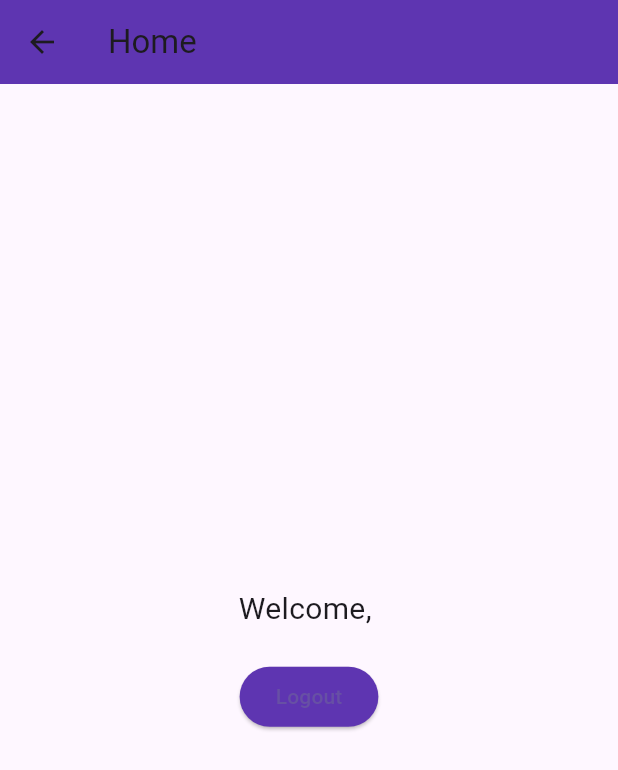
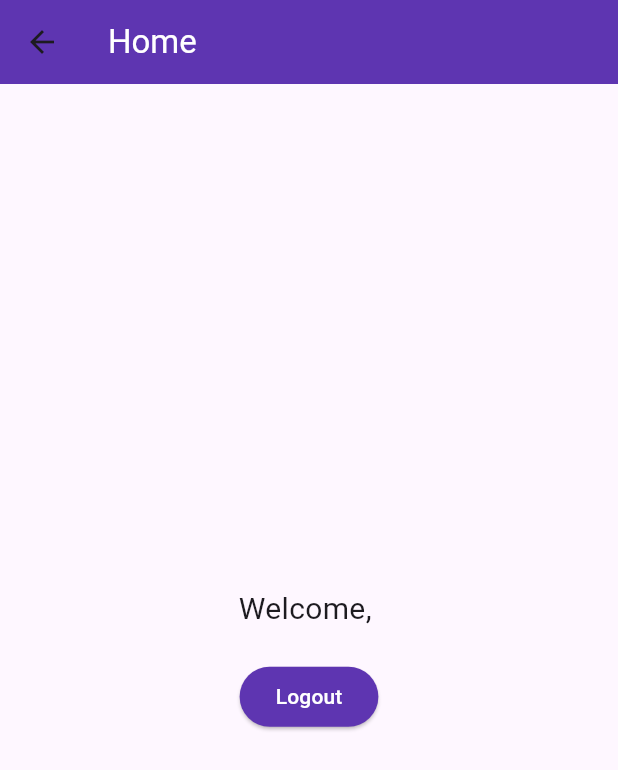
Before and after one commit to KENSEI-dev/Apps, a Flutter app: the HomeScreen screen opened by its route, on a phone screen of 412 x 824 dp. Shown: the top 770 px of the screen. Run offline on Flutter 3.47's test engine with Material 3 defaults, Android fonts, the phone set to English and light mode, and no system bars; our stand-ins replace flutter_secure_storage; accounts and stored records are empty.

Commit message:
Updating UI

```diff
--- a/lib/screens/home_screen.dart
+++ b/lib/screens/home_screen.dart
@@ -9,7 +9,7 @@ class HomeScreen extends StatelessWidget {
   Widget build(BuildContext context) {
     return Scaffold(
       appBar: AppBar(
-        title: const Text('Home'),
+        title: const Text('Home',style: TextStyle(color: Colors.white),),
         backgroundColor: const Color(0xFF5E35B1),
       ),
       body: Consumer<AuthProvider>(
@@ -31,7 +31,10 @@ class HomeScreen extends StatelessWidget {
                   style: ElevatedButton.styleFrom(
                     backgroundColor: const Color(0xFF5E35B1),
                   ),
-                  child: const Text('Logout'),
+                  child: const Text(
+                    'Logout',
+                    style: TextStyle(color: Colors.white),
+                    ),
                 ),
               ],
             ),
```
